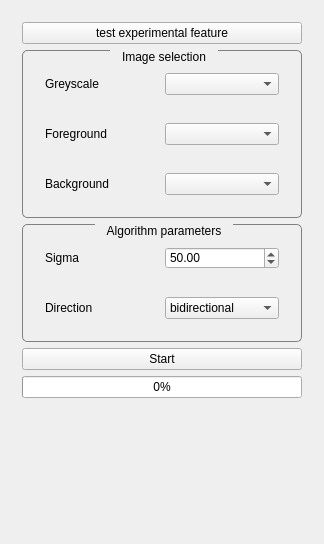
This is src/internal/GraphcutViewControls.ui in araex/mitk-gem as Qt 5 draws it before an edit. The edited form follows.
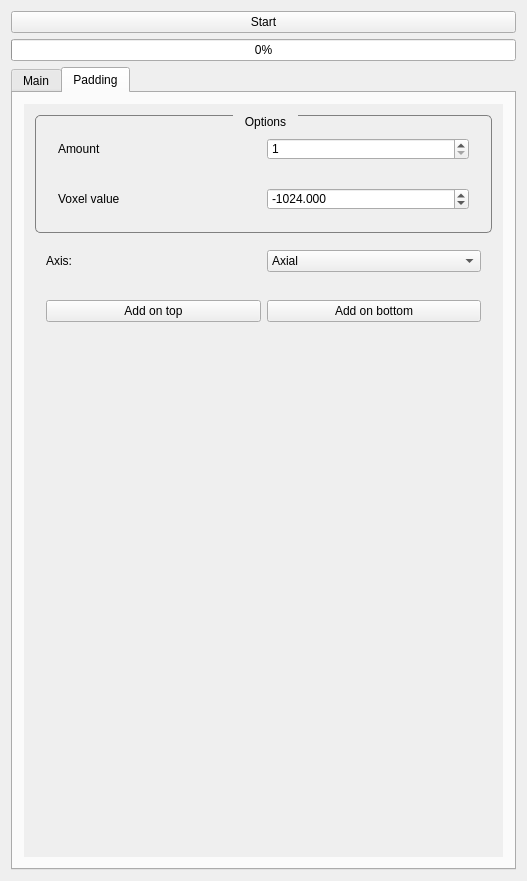
This is the edited form. Custom widgets are drawn as their Qt base class.

```diff
--- a/src/internal/GraphcutViewControls.ui
+++ b/src/internal/GraphcutViewControls.ui
@@ -9,8 +9,8 @@
    <rect>
     <x>0</x>
     <y>0</y>
-    <width>324</width>
-    <height>544</height>
+    <width>527</width>
+    <height>881</height>
    </rect>
   </property>
   <property name="minimumSize">
@@ -49,6 +49,42 @@
   </property>
   <layout class="QVBoxLayout" name="verticalLayout">
    <item>
+    <widget class="QPushButton" name="startButton">
+     <property name="toolTip">
+      <string>Do image processing</string>
+     </property>
+     <property name="text">
+      <string>Start</string>
+     </property>
+    </widget>
+   </item>
+   <item>
+    <widget class="QProgressBar" name="progressBar">
+     <property name="maximum">
+      <number>100</number>
+     </property>
+     <property name="value">
+      <number>0</number>
+     </property>
+     <property name="textVisible">
+      <bool>true</bool>
+     </property>
+     <property name="format">
+      <string>%p%</string>
+     </property>
+    </widget>
+   </item>
+   <item>
+    <widget class="QTabWidget" name="tabWidget">
+     <property name="currentIndex">
+      <number>1</number>
+     </property>
+     <widget class="QWidget" name="mainTab">
+      <attribute name="title">
+       <string>Main</string>
+      </attribute>
+      <layout class="QHBoxLayout" name="horizontalLayout_6">
+       <item>
     <widget class="QScrollArea" name="scrollArea">
      <property name="enabled">
       <bool>true</bool>
@@ -64,18 +100,11 @@
        <rect>
         <x>0</x>
         <y>0</y>
-        <width>306</width>
-        <height>526</height>
+            <width>487</width>
+            <height>748</height>
        </rect>
       </property>
       <layout class="QVBoxLayout" name="verticalLayout_4">
-       <item>
-        <widget class="QPushButton" name="testButton">
-         <property name="text">
-          <string>test experimental feature</string>
-         </property>
-        </widget>
-       </item>
        <item>
         <widget class="QGroupBox" name="imageGroup">
          <property name="title">
@@ -159,6 +188,15 @@
          <property name="title">
           <string>Algorithm parameters</string>
          </property>
+             <property name="flat">
+              <bool>false</bool>
+             </property>
+             <property name="checkable">
+              <bool>false</bool>
+             </property>
+             <property name="checked">
+              <bool>false</bool>
+             </property>
          <layout class="QVBoxLayout" name="verticalLayout_3">
           <item>
            <widget class="QWidget" name="widget" native="true">
@@ -218,32 +256,6 @@
          </layout>
         </widget>
        </item>
-       <item>
-        <widget class="QPushButton" name="startButton">
-         <property name="toolTip">
-          <string>Do image processing</string>
-         </property>
-         <property name="text">
-          <string>Start</string>
-         </property>
-        </widget>
-       </item>
-       <item>
-        <widget class="QProgressBar" name="progressBar">
-         <property name="maximum">
-          <number>100</number>
-         </property>
-         <property name="value">
-          <number>0</number>
-         </property>
-         <property name="textVisible">
-          <bool>true</bool>
-         </property>
-         <property name="format">
-          <string>%p%</string>
-         </property>
-        </widget>
-       </item>
        <item>
         <spacer name="spacer1">
          <property name="orientation">
@@ -259,6 +271,195 @@
           </size>
          </property>
         </spacer>
+           </item>
+          </layout>
+         </widget>
+        </widget>
+       </item>
+      </layout>
+     </widget>
+     <widget class="QWidget" name="tab_2">
+      <attribute name="title">
+       <string>Padding</string>
+      </attribute>
+      <layout class="QHBoxLayout" name="horizontalLayout_6">
+       <item>
+        <widget class="QScrollArea" name="scrollArea_2">
+         <property name="enabled">
+          <bool>true</bool>
+         </property>
+         <property name="widgetResizable">
+          <bool>true</bool>
+         </property>
+         <widget class="QWidget" name="parentWidget_2">
+          <property name="enabled">
+           <bool>true</bool>
+          </property>
+          <property name="geometry">
+           <rect>
+            <x>0</x>
+            <y>0</y>
+            <width>487</width>
+            <height>748</height>
+           </rect>
+          </property>
+          <layout class="QVBoxLayout" name="verticalLayout_6">
+           <item>
+            <widget class="QGroupBox" name="parameterGroup_2">
+             <property name="title">
+              <string>Options</string>
+             </property>
+             <property name="flat">
+              <bool>false</bool>
+             </property>
+             <property name="checkable">
+              <bool>false</bool>
+             </property>
+             <property name="checked">
+              <bool>false</bool>
+             </property>
+             <layout class="QVBoxLayout" name="verticalLayout_8">
+              <item>
+               <widget class="QWidget" name="widget_5" native="true">
+                <layout class="QHBoxLayout" name="horizontalLayout_11">
+                 <item>
+                  <widget class="QLabel" name="label_10">
+                   <property name="text">
+                    <string>Amount</string>
+                   </property>
+                  </widget>
+                 </item>
+                 <item>
+                  <widget class="QDoubleSpinBox" name="amountOfPaddingSpinBox">
+                   <property name="decimals">
+                    <number>0</number>
+                   </property>
+                   <property name="minimum">
+                    <double>1.000000000000000</double>
+                   </property>
+                   <property name="maximum">
+                    <double>10000.000000000000000</double>
+                   </property>
+                   <property name="value">
+                    <double>1.000000000000000</double>
+                   </property>
+                  </widget>
+                 </item>
+                </layout>
+               </widget>
+              </item>
+              <item>
+               <widget class="QWidget" name="widget_4" native="true">
+                <layout class="QHBoxLayout" name="horizontalLayout_10">
+                 <item>
+                  <widget class="QLabel" name="label_9">
+                   <property name="text">
+                    <string>Voxel value</string>
+                   </property>
+                  </widget>
+                 </item>
+                 <item>
+                  <widget class="QDoubleSpinBox" name="voxelValueSpinBox">
+                   <property name="decimals">
+                    <number>3</number>
+                   </property>
+                   <property name="minimum">
+                    <double>-100000.000000000000000</double>
+                   </property>
+                   <property name="maximum">
+                    <double>100000.000000000000000</double>
+                   </property>
+                   <property name="value">
+                    <double>-1024.000000000000000</double>
+                   </property>
+                  </widget>
+                 </item>
+                </layout>
+               </widget>
+              </item>
+             </layout>
+            </widget>
+           </item>
+           <item>
+            <widget class="QWidget" name="widget_6" native="true">
+             <layout class="QHBoxLayout" name="horizontalLayout_7">
+              <item>
+               <widget class="QLabel" name="axisLabel">
+                <property name="layoutDirection">
+                 <enum>Qt::LeftToRight</enum>
+                </property>
+                <property name="text">
+                 <string>&lt;html&gt;&lt;head/&gt;&lt;body&gt;&lt;p&gt;Axis:&lt;/p&gt;&lt;/body&gt;&lt;/html&gt;</string>
+                </property>
+               </widget>
+              </item>
+              <item>
+               <widget class="QComboBox" name="axisComboBox">
+                <property name="maximumSize">
+                 <size>
+                  <width>16777215</width>
+                  <height>30</height>
+                 </size>
+                </property>
+                <item>
+                 <property name="text">
+                  <string>Axial</string>
+                 </property>
+                </item>
+                <item>
+                 <property name="text">
+                  <string>Sagittal</string>
+                 </property>
+                </item>
+                <item>
+                 <property name="text">
+                  <string>Coronal</string>
+                 </property>
+                </item>
+               </widget>
+              </item>
+             </layout>
+            </widget>
+           </item>
+           <item>
+            <widget class="QWidget" name="widget_3" native="true">
+             <layout class="QHBoxLayout" name="horizontalLayout_8">
+              <item>
+               <widget class="QPushButton" name="appendPaddingButton">
+                <property name="text">
+                 <string>Add on top</string>
+                </property>
+               </widget>
+              </item>
+              <item>
+               <widget class="QPushButton" name="prependPaddingButton">
+                <property name="text">
+                 <string>Add on bottom</string>
+                </property>
+               </widget>
+              </item>
+             </layout>
+            </widget>
+           </item>
+           <item>
+            <spacer name="spacer1_2">
+             <property name="orientation">
+              <enum>Qt::Vertical</enum>
+             </property>
+             <property name="sizeType">
+              <enum>QSizePolicy::Expanding</enum>
+             </property>
+             <property name="sizeHint" stdset="0">
+              <size>
+               <width>20</width>
+               <height>220</height>
+              </size>
+             </property>
+            </spacer>
+           </item>
+          </layout>
+         </widget>
+        </widget>
        </item>
       </layout>
      </widget>
```
Lines whose indentation alone changed are shown as unchanged.
